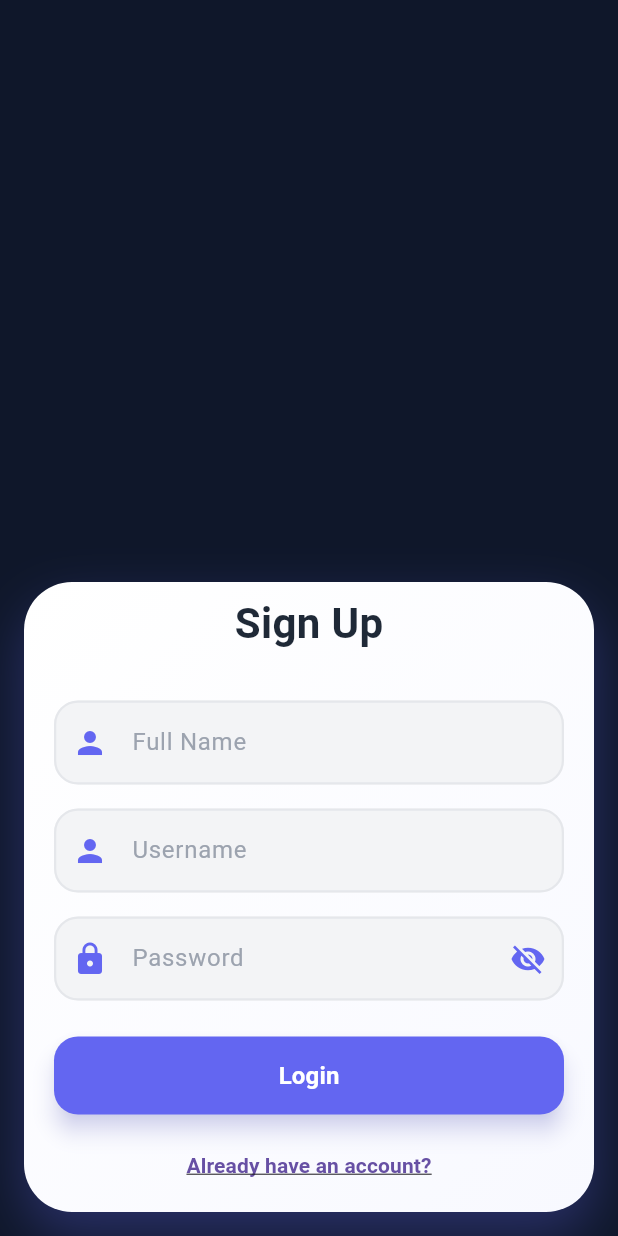
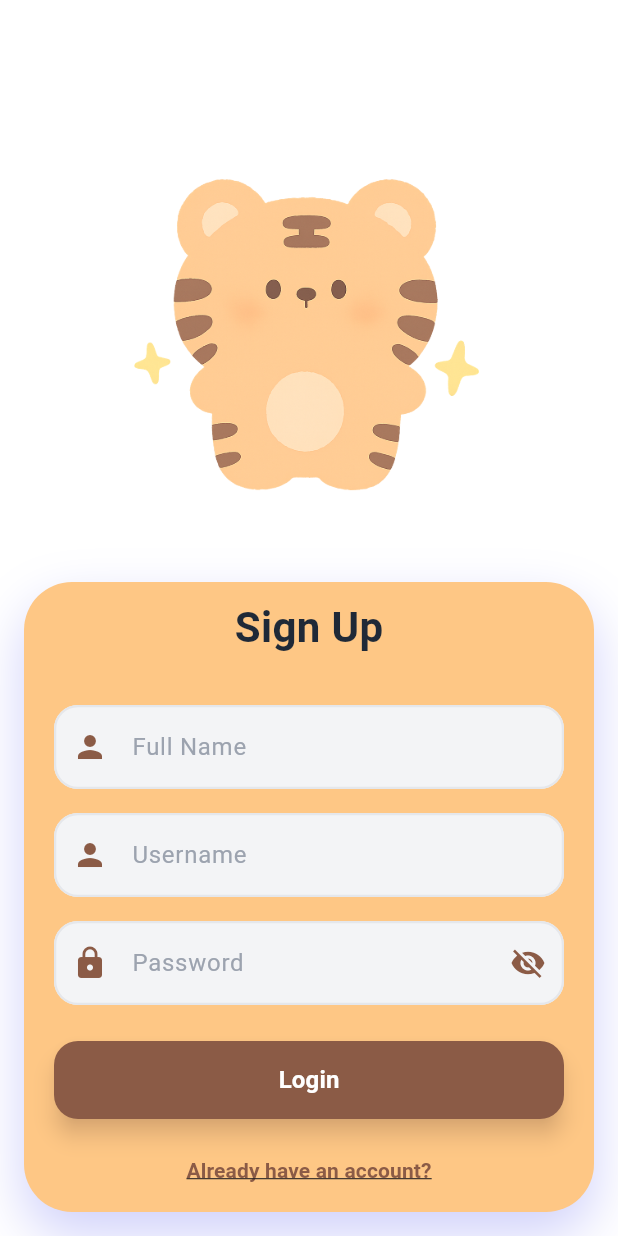
Before and after one commit to kimmysoybad404/project_mobile, a Flutter app: the RegisterPage screen opened directly, on a phone screen of 412 x 824 dp. Run offline on Flutter 3.47's test engine with Material 3 defaults, Android fonts, the phone set to English and light mode, and no system bars.

Commit message:
Complete : Register UI

```diff
--- a/lib/RegisterPage.dart
+++ b/lib/RegisterPage.dart
@@ -12,7 +12,7 @@ class _RegisterPageState extends State<RegisterPage> {
   @override
   Widget build(BuildContext context) {
     return Scaffold(
-      backgroundColor: const Color(0xFF0F172A),
+      backgroundColor: Colors.white,
       bottomNavigationBar: Register(),
     );
   }
@@ -26,19 +26,52 @@ class Register extends StatefulWidget {
 }
 
 class _RegisterState extends State<Register> {
+  final FocusNode _focusNode = FocusNode();
   bool hidePassword = true;
+  bool OnImageChane = false;
+  Color DarkBrown = Color(0xFF8B5B46);
+  Color LightBrown = Color(0xFFFEC785);
+  String _currentImage = "assets/images/TigarEye.png";
+  String ImageTigar = "assets/images/Tigar.png";
+  String ImageTigarEye = "assets/images/TigarEye.png";
+
+  @override
+  void initState() {
+    super.initState();
+    _focusNode.addListener(_onFocusChange);
+  }
+
+  @override
+  void dispose() {
+    _focusNode.removeListener(_onFocusChange);
+    _focusNode.dispose();
+    super.dispose();
+  }
+
+  void _onFocusChange() {
+    setState(() {
+      if (_focusNode.hasFocus) {
+        _currentImage = ImageTigar;
+      } else {
+        _currentImage = ImageTigarEye;
+      }
+    });
+  }
 
   @override
   Widget build(BuildContext context) {
     return Padding(
-      padding: const EdgeInsets.all(16.0),
-      child: Container(
+      padding: EdgeInsets.all(16.0),
+      child: Stack(
+        clipBehavior: Clip.none,
+        children: [
+          Container(
             height: 420,
             decoration: BoxDecoration(
               gradient: LinearGradient(
                 begin: Alignment.topLeft,
                 end: Alignment.bottomRight,
-            colors: [Colors.white, Color(0xFFF8F9FF)],
+                colors: [LightBrown, LightBrown],
               ),
               borderRadius: BorderRadius.circular(32),
               boxShadow: [
@@ -49,6 +82,9 @@ class _RegisterState extends State<Register> {
                 ),
               ],
             ),
+            child: Padding(
+              padding: const EdgeInsets.only(top: 10),
+              child: SingleChildScrollView(
                 child: Column(
                   mainAxisAlignment: MainAxisAlignment.center,
                   children: [
@@ -64,10 +100,13 @@ class _RegisterState extends State<Register> {
                     SizedBox(height: 24),
 
                     Padding(
-              padding: const EdgeInsets.symmetric(horizontal: 20, vertical: 8),
+                      padding: const EdgeInsets.symmetric(
+                        horizontal: 20,
+                        vertical: 8,
+                      ),
                       child: TextField(
                         decoration: InputDecoration(
-                  prefixIcon: Icon(Icons.person, color: Color(0xFF6366F1)),
+                          prefixIcon: Icon(Icons.person, color: DarkBrown),
                           labelText: 'Full Name',
                           labelStyle: TextStyle(color: Color(0xFF9CA3AF)),
                           filled: true,
@@ -87,7 +126,7 @@ class _RegisterState extends State<Register> {
                             borderRadius: BorderRadius.circular(16),
                           ),
                           focusedBorder: OutlineInputBorder(
-                    borderSide: BorderSide(color: Color(0xFF6366F1), width: 2),
+                            borderSide: BorderSide(color: DarkBrown, width: 2),
                             borderRadius: BorderRadius.circular(16),
                           ),
                         ),
@@ -95,10 +134,13 @@ class _RegisterState extends State<Register> {
                     ),
 
                     Padding(
-              padding: const EdgeInsets.symmetric(horizontal: 20, vertical: 8),
+                      padding: const EdgeInsets.symmetric(
+                        horizontal: 20,
+                        vertical: 8,
+                      ),
                       child: TextField(
                         decoration: InputDecoration(
-                  prefixIcon: Icon(Icons.person, color: Color(0xFF6366F1)),
+                          prefixIcon: Icon(Icons.person, color: DarkBrown),
                           labelText: 'Username',
                           labelStyle: TextStyle(color: Color(0xFF9CA3AF)),
                           filled: true,
@@ -118,7 +160,10 @@ class _RegisterState extends State<Register> {
                             borderRadius: BorderRadius.circular(16),
                           ),
                           focusedBorder: OutlineInputBorder(
-                    borderSide: BorderSide(color: Color(0xFF6366F1), width: 2),
+                            borderSide: BorderSide(
+                              color: Color(0xFF6366F1),
+                              width: 2,
+                            ),
                             borderRadius: BorderRadius.circular(16),
                           ),
                         ),
@@ -126,11 +171,15 @@ class _RegisterState extends State<Register> {
                     ),
 
                     Padding(
-              padding: const EdgeInsets.symmetric(horizontal: 20, vertical: 8),
+                      padding: const EdgeInsets.symmetric(
+                        horizontal: 20,
+                        vertical: 8,
+                      ),
                       child: TextField(
+                        focusNode: _focusNode,
                         obscureText: hidePassword,
                         decoration: InputDecoration(
-                  prefixIcon: Icon(Icons.lock, color: Color(0xFF6366F1)),
+                          prefixIcon: Icon(Icons.lock, color: DarkBrown),
                           suffixIcon: GestureDetector(
                             onTap: () {
                               setState(() {
@@ -138,8 +187,10 @@ class _RegisterState extends State<Register> {
                               });
                             },
                             child: Icon(
-                      hidePassword ? Icons.visibility_off : Icons.visibility,
-                      color: Color(0xFF6366F1),
+                              hidePassword
+                                  ? Icons.visibility_off
+                                  : Icons.visibility,
+                              color: DarkBrown,
                             ),
                           ),
                           labelText: 'Password',
@@ -161,7 +212,10 @@ class _RegisterState extends State<Register> {
                             borderRadius: BorderRadius.circular(16),
                           ),
                           focusedBorder: OutlineInputBorder(
-                    borderSide: BorderSide(color: Color(0xFF6366F1), width: 2),
+                            borderSide: BorderSide(
+                              color: Color(0xFF6366F1),
+                              width: 2,
+                            ),
                             borderRadius: BorderRadius.circular(16),
                           ),
                         ),
@@ -178,12 +232,12 @@ class _RegisterState extends State<Register> {
                         child: ElevatedButton(
                           onPressed: () {},
                           style: ElevatedButton.styleFrom(
-                    backgroundColor: Color(0xFF6366F1),
+                            backgroundColor: DarkBrown,
                             shape: RoundedRectangleBorder(
                               borderRadius: BorderRadius.circular(16),
                             ),
                             elevation: 6,
-                    shadowColor: Color(0xFF6366F1).withOpacity(0.4),
+                            shadowColor: DarkBrown.withOpacity(0.4),
                           ),
                           child: Text(
                             "Login",
@@ -200,16 +254,21 @@ class _RegisterState extends State<Register> {
                     SizedBox(height: 10),
 
                     TextButton(
-              style: TextButton.styleFrom(overlayColor: Colors.transparent),
+                      style: TextButton.styleFrom(
+                        overlayColor: Colors.transparent,
+                      ),
                       onPressed: () {
                         Navigator.push(
                           context,
-                  MaterialPageRoute(builder: (context) => const LoginPage()),
+                          MaterialPageRoute(
+                            builder: (context) => const LoginPage(),
+                          ),
                         );
                       },
                       child: Text(
                         "Already have an account?",
                         style: TextStyle(
+                          color: DarkBrown,
                           fontWeight: FontWeight.bold,
                           decoration: TextDecoration.underline,
                         ),
@@ -218,6 +277,17 @@ class _RegisterState extends State<Register> {
                   ],
                 ),
               ),
+            ),
+          ),
+
+          Positioned(
+            top: -310,
+            left: 0,
+            right: 0,
+            child: Center(child: Image.asset(_currentImage, height: 280)),
+          ),
+        ],
+      ),
     );
   }
 }
--- a/lib/main.dart
+++ b/lib/main.dart
@@ -1,4 +1,5 @@
 import 'package:flutter/material.dart';
+import 'package:project_mobile/RegisterPage.dart';
 import 'package:project_mobile/identify_page.dart';
 import 'package:project_mobile/Login.dart';
 
@@ -10,6 +11,6 @@ class MyApp extends StatelessWidget {
   const MyApp({super.key});
   @override
   Widget build(BuildContext context) {
-    return MaterialApp(debugShowCheckedModeBanner: false, home: IdentifyPage());
+    return MaterialApp(debugShowCheckedModeBanner: false, home: RegisterPage());
   }
 }
```
Lines whose indentation alone changed are shown as unchanged.
